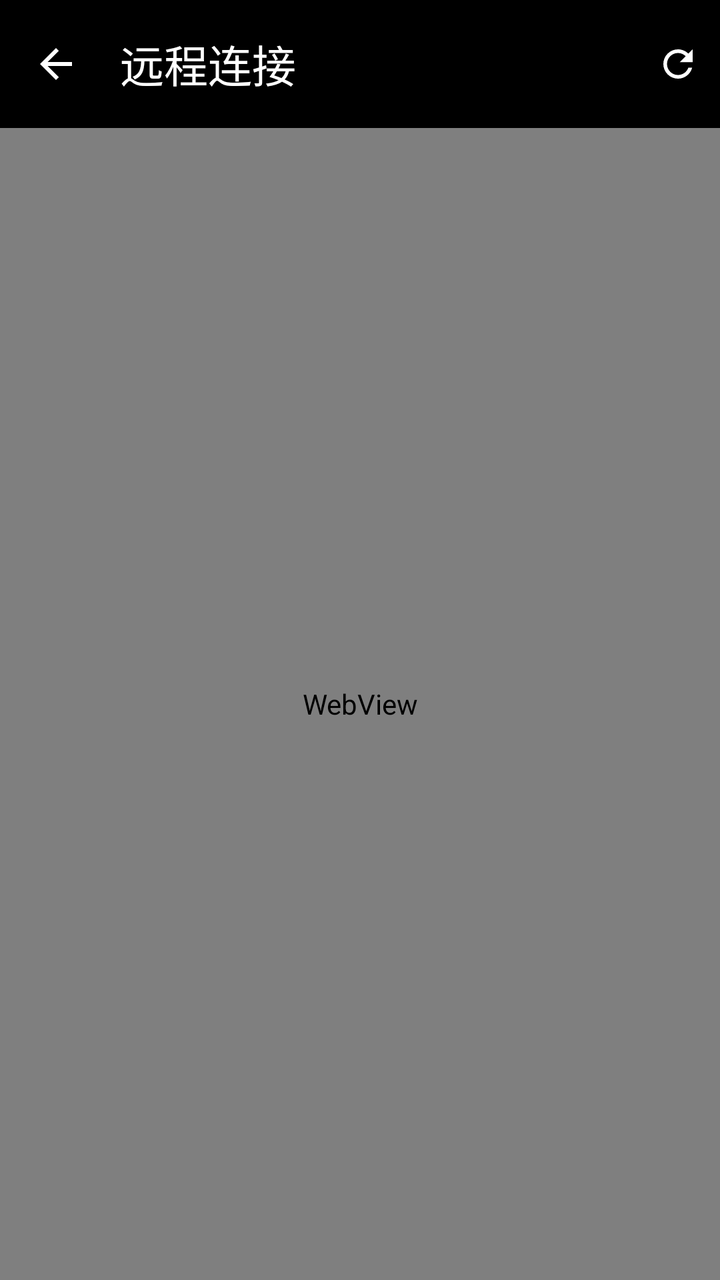
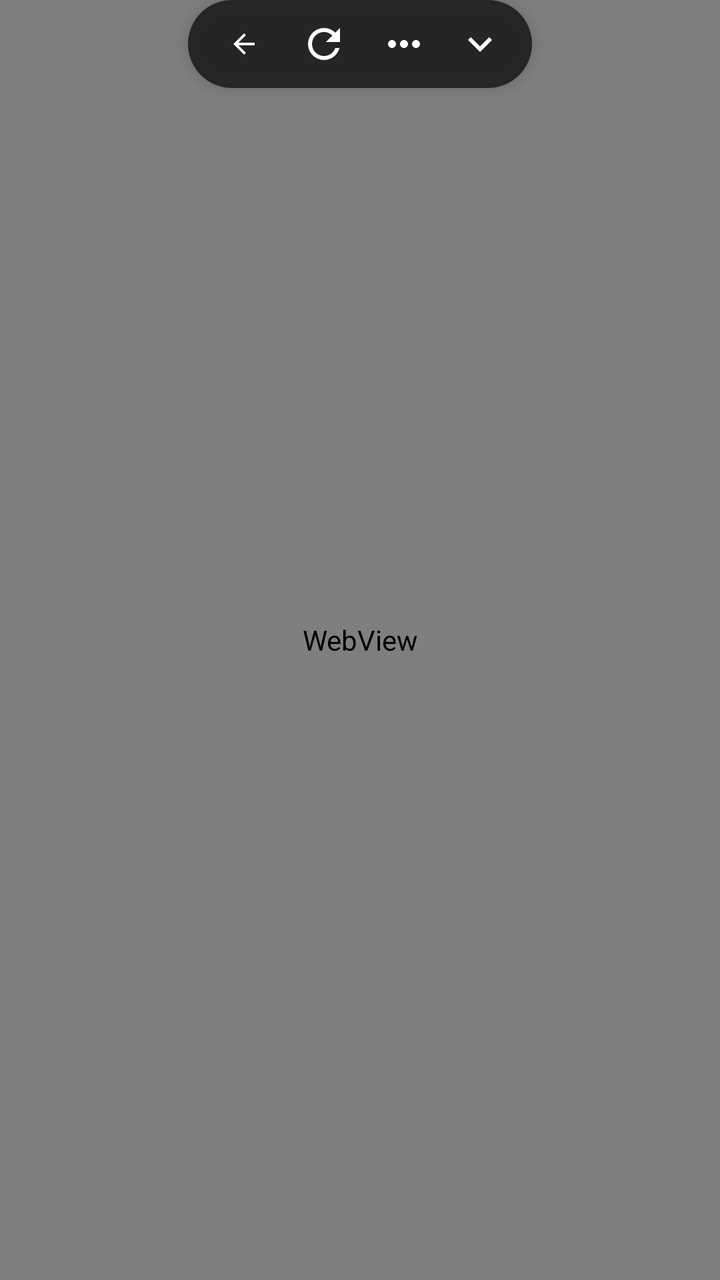

The first picture is an Android layout as it rendered before a commit; the second is the same layout after the commit. The layout source and the unified diff follow.
<!-- AndroidManifest.xml: application theme Theme.ZCodeRemote -->
<!-- res/layout/activity_connect.xml -->
<?xml version="1.0" encoding="utf-8"?>
<LinearLayout xmlns:android="http://schemas.android.com/apk/res/android"
    xmlns:app="http://schemas.android.com/apk/res-auto"
    android:id="@+id/root"
    android:layout_width="match_parent"
    android:layout_height="match_parent"
    android:orientation="vertical">

    <com.google.android.material.appbar.MaterialToolbar
        android:id="@+id/toolbar"
        android:layout_width="match_parent"
        android:layout_height="?attr/actionBarSize"
        android:background="@color/primary"
        app:navigationIcon="@drawable/ic_arrow_back"
        app:navigationIconTint="@color/on_primary"
        app:title="@string/title_connect"
        app:titleTextColor="@color/on_primary">

        <com.google.android.material.button.MaterialButton
            android:id="@+id/btn_refresh"
            style="@style/Widget.Material3.Button.IconButton.Filled.Tonal"
            android:layout_width="wrap_content"
            android:layout_height="wrap_content"
            android:layout_gravity="end"
            android:contentDescription="@string/menu_refresh"
            android:insetLeft="0dp"
            android:insetTop="0dp"
            android:insetRight="0dp"
            android:insetBottom="0dp"
            android:minWidth="0dp"
            app:icon="@drawable/ic_refresh"
            app:iconSize="22dp"
            app:iconTint="@color/on_primary"
            app:backgroundTint="@android:color/transparent" />

    </com.google.android.material.appbar.MaterialToolbar>

    <ProgressBar
        android:id="@+id/progress"
        style="?android:attr/progressBarStyleHorizontal"
        android:layout_width="match_parent"
        android:layout_height="3dp"
        android:indeterminate="true"
        android:visibility="gone" />

    <WebView
        android:id="@+id/web_view"
        android:layout_width="match_parent"
        android:layout_height="0dp"
        android:layout_weight="1"
        android:background="@color/background" />

</LinearLayout>
<!-- resources referenced by this layout -->
<resources>
  <color name="background">#141414</color>
  <color name="on_primary">#FFFFFF</color>
  <color name="primary">#000000</color>
  <!-- drawable ic_arrow_back (drawable) -->
  <?xml version="1.0" encoding="utf-8"?>
  <vector xmlns:android="http://schemas.android.com/apk/res/android"
      android:width="24dp"
      android:height="24dp"
      android:viewportWidth="24"
      android:viewportHeight="24">
      <path
          android:fillColor="#FFFFFFFF"
          android:pathData="M20,11H7.83L13.42,5.41L12,4L4,12L12,20L13.42,18.59L7.83,13H20V11Z" />
  </vector>
  <!-- drawable ic_refresh (drawable) -->
  <?xml version="1.0" encoding="utf-8"?>
  <vector xmlns:android="http://schemas.android.com/apk/res/android"
      android:width="24dp"
      android:height="24dp"
      android:viewportWidth="24"
      android:viewportHeight="24">
      <path
          android:fillColor="#FFFFFFFF"
          android:pathData="M17.65,6.35C16.2,4.9 14.21,4 12,4A8,8 0 0,0 4,12A8,8 0 0,0 12,20C15.73,20 18.84,17.45 19.73,14H17.65C16.83,16.33 14.61,18 12,18A6,6 0 0,1 6,12A6,6 0 0,1 12,6C13.66,6 15.14,6.69 16.22,7.78L13,11H20V4L17.65,6.35Z" />
  </vector>
  <string name="menu_refresh">刷新</string>
  <string name="title_connect">远程连接</string>
  <color name="surface">#1E1E1E</color>
  <color name="on_surface">#F5F5F5</color>
  <color name="on_surface_variant">#A1A1AA</color>
  <color name="outline">#3F3F46</color>
  <!-- unchanged entries left out for length: 1 -->
</resources>

<!-- the commit's change to res/layout/activity_connect.xml (unified diff, before → after) -->
@@ -1,53 +1,92 @@
 <?xml version="1.0" encoding="utf-8"?>
-<LinearLayout xmlns:android="http://schemas.android.com/apk/res/android"
-    xmlns:app="http://schemas.android.com/apk/res-auto"
+<FrameLayout xmlns:android="http://schemas.android.com/apk/res/android"
     android:id="@+id/root"
     android:layout_width="match_parent"
-    android:layout_height="match_parent"
-    android:orientation="vertical">
+    android:layout_height="match_parent">
 
-    <com.google.android.material.appbar.MaterialToolbar
-        android:id="@+id/toolbar"
+    <WebView
+        android:id="@+id/web_view"
         android:layout_width="match_parent"
-        android:layout_height="?attr/actionBarSize"
-        android:background="@color/primary"
-        app:navigationIcon="@drawable/ic_arrow_back"
-        app:navigationIconTint="@color/on_primary"
-        app:title="@string/title_connect"
-        app:titleTextColor="@color/on_primary">
-
-        <com.google.android.material.button.MaterialButton
-            android:id="@+id/btn_refresh"
-            style="@style/Widget.Material3.Button.IconButton.Filled.Tonal"
-            android:layout_width="wrap_content"
-            android:layout_height="wrap_content"
-            android:layout_gravity="end"
-            android:contentDescription="@string/menu_refresh"
-            android:insetLeft="0dp"
-            android:insetTop="0dp"
-            android:insetRight="0dp"
-            android:insetBottom="0dp"
-            android:minWidth="0dp"
-            app:icon="@drawable/ic_refresh"
-            app:iconSize="22dp"
-            app:iconTint="@color/on_primary"
-            app:backgroundTint="@android:color/transparent" />
-
-    </com.google.android.material.appbar.MaterialToolbar>
+        android:layout_height="match_parent"
+        android:background="@color/background" />
 
     <ProgressBar
         android:id="@+id/progress"
         style="?android:attr/progressBarStyleHorizontal"
         android:layout_width="match_parent"
         android:layout_height="3dp"
+        android:layout_gravity="top"
         android:indeterminate="true"
         android:visibility="gone" />
 
-    <WebView
-        android:id="@+id/web_view"
-        android:layout_width="match_parent"
-        android:layout_height="0dp"
-        android:layout_weight="1"
-        android:background="@color/background" />
+    
+    <LinearLayout
+        android:id="@+id/float_bar"
+        android:layout_width="wrap_content"
+        android:layout_height="44dp"
+        android:layout_gravity="top|center_horizontal"
+        android:background="@drawable/bg_float_bar"
+        android:elevation="6dp"
+        android:gravity="center_vertical"
+        android:orientation="horizontal"
+        android:paddingStart="8dp"
+        android:paddingEnd="8dp">
 
-</LinearLayout>
+        <ImageButton
+            android:id="@+id/btn_back"
+            android:layout_width="40dp"
+            android:layout_height="40dp"
+            android:background="?attr/selectableItemBackgroundBorderless"
+            android:contentDescription="@string/add_back"
+            android:scaleType="centerInside"
+            android:src="@drawable/ic_arrow_back_small" />
+
+        <ImageButton
+            android:id="@+id/btn_refresh"
+            android:layout_width="40dp"
+            android:layout_height="40dp"
+            android:background="?attr/selectableItemBackgroundBorderless"
+            android:contentDescription="@string/menu_refresh"
+            android:scaleType="centerInside"
+            android:src="@drawable/ic_refresh" />
+
+        <ImageButton
+            android:id="@+id/btn_more"
+            android:layout_width="40dp"
+            android:layout_height="40dp"
+            android:background="?attr/selectableItemBackgroundBorderless"
+            android:contentDescription="@string/menu_more"
+            android:scaleType="centerInside"
+            android:src="@drawable/ic_more" />
+
+        <ImageButton
+            android:id="@+id/btn_collapse"
+            android:layout_width="36dp"
+            android:layout_height="40dp"
+            android:background="?attr/selectableItemBackgroundBorderless"
+            android:contentDescription="@string/menu_collapse"
+            android:scaleType="centerInside"
+            android:src="@drawable/ic_collapse" />
+    </LinearLayout>
+
+    
+    <FrameLayout
+        android:id="@+id/mini_fab"
+        android:layout_width="44dp"
+        android:layout_height="44dp"
+        android:layout_gravity="top|center_horizontal"
+        android:background="@drawable/bg_mini_fab"
+        android:elevation="6dp"
+        android:visibility="gone">
+
+        <ImageButton
+            android:id="@+id/btn_expand"
+            android:layout_width="44dp"
+            android:layout_height="44dp"
+            android:background="?attr/selectableItemBackgroundBorderless"
+            android:contentDescription="@string/menu_expand"
+            android:scaleType="centerInside"
+            android:src="@drawable/ic_expand" />
+    </FrameLayout>
+
+</FrameLayout>
<!-- resource entries referenced after the edit -->
@@ -1,9 +1,34 @@
 <!-- resources referenced by this layout -->
 <resources>
   <color name="background">#141414</color>
-  <color name="on_primary">#FFFFFF</color>
-  <color name="primary">#000000</color>
-  <!-- drawable ic_arrow_back (drawable) -->
+  <!-- drawable bg_float_bar (drawable) -->
+  <?xml version="1.0" encoding="utf-8"?>
+  <shape xmlns:android="http://schemas.android.com/apk/res/android"
+      android:shape="rectangle">
+      <solid android:color="#E61E1E22" />
+      <corners android:radius="22dp" />
+  </shape>
+  <!-- drawable bg_mini_fab (drawable) -->
+  <?xml version="1.0" encoding="utf-8"?>
+  <shape xmlns:android="http://schemas.android.com/apk/res/android"
+      android:shape="oval">
+      <solid android:color="#E61E1E22" />
+      <stroke
+          android:width="1dp"
+          android:color="#3F3F46" />
+  </shape>
+  <!-- drawable ic_arrow_back_small (drawable) -->
+  <?xml version="1.0" encoding="utf-8"?>
+  <vector xmlns:android="http://schemas.android.com/apk/res/android"
+      android:width="16dp"
+      android:height="16dp"
+      android:viewportWidth="24"
+      android:viewportHeight="24">
+      <path
+          android:fillColor="#FFFFFFFF"
+          android:pathData="M20,11H7.83L13.42,5.41L12,4L4,12L12,20L13.42,18.59L7.83,13H20V11Z" />
+  </vector>
+  <!-- drawable ic_collapse (drawable) -->
   <?xml version="1.0" encoding="utf-8"?>
   <vector xmlns:android="http://schemas.android.com/apk/res/android"
       android:width="24dp"
@@ -12,8 +37,32 @@
       android:viewportHeight="24">
       <path
           android:fillColor="#FFFFFFFF"
-          android:pathData="M20,11H7.83L13.42,5.41L12,4L4,12L12,20L13.42,18.59L7.83,13H20V11Z" />
+          android:pathData="M7.41,8.59L12,13.17L16.59,8.59L18,10L12,16L6,10L7.41,8.59Z" />
   </vector>
+  <!-- drawable ic_expand (drawable) -->
+  <?xml version="1.0" encoding="utf-8"?>
+  <vector xmlns:android="http://schemas.android.com/apk/res/android"
+      android:width="24dp"
+      android:height="24dp"
+      android:viewportWidth="24"
+      android:viewportHeight="24">
+      <path
+          android:fillColor="#FFFFFFFF"
+          android:pathData="M7.41,15.41L12,10.83L16.59,15.41L18,14L12,8L6,14L7.41,15.41Z" />
+  </vector>
+  <!-- drawable ic_more (drawable) -->
+  <?xml version="1.0" encoding="utf-8"?>
+  <vector xmlns:android="http://schemas.android.com/apk/res/android"
+      android:width="24dp"
+      android:height="24dp"
+      android:viewportWidth="24"
+      android:viewportHeight="24">
+      <path
+          android:fillColor="#FFFFFFFF"
+          android:pathData="M6,10c-1.1,0-2,0.9-2,2s0.9,2 2,2 2,-0.9 2,-2 -0.9,-2 -2,-2zM12,10c-1.1,0-2,0.9-2,2s0.9,2 2,2 2,-0.9 2,-2 -0.9,-2 -2,-2zM18,10c-1.1,0-2,0.9-2,2s0.9,2 2,2 2,-0.9 2,-2 -0.9,-2 -2,-2z" />
+  </vector>
+  <color name="on_primary">#FFFFFF</color>
+  <color name="primary">#000000</color>
   <!-- drawable ic_refresh (drawable) -->
   <?xml version="1.0" encoding="utf-8"?>
   <vector xmlns:android="http://schemas.android.com/apk/res/android"
@@ -25,8 +74,11 @@
           android:fillColor="#FFFFFFFF"
           android:pathData="M17.65,6.35C16.2,4.9 14.21,4 12,4A8,8 0 0,0 4,12A8,8 0 0,0 12,20C15.73,20 18.84,17.45 19.73,14H17.65C16.83,16.33 14.61,18 12,18A6,6 0 0,1 6,12A6,6 0 0,1 12,6C13.66,6 15.14,6.69 16.22,7.78L13,11H20V4L17.65,6.35Z" />
   </vector>
+  <string name="add_back">返回</string>
+  <string name="menu_collapse">收起工具条</string>
+  <string name="menu_expand">展开工具条</string>
+  <string name="menu_more">更多</string>
   <string name="menu_refresh">刷新</string>
-  <string name="title_connect">远程连接</string>
   <color name="surface">#1E1E1E</color>
   <color name="on_surface">#F5F5F5</color>
   <color name="on_surface_variant">#A1A1AA</color>
